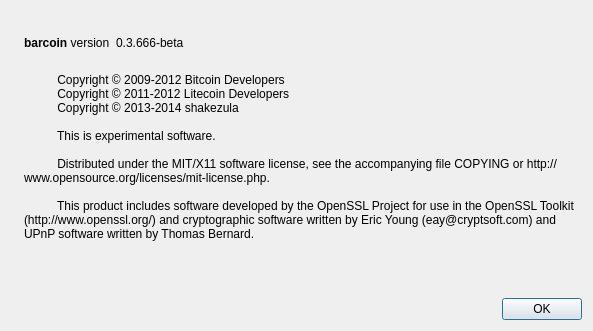
Qt form src/qt/forms/aboutdialog.ui (moophlo/MufloCoin) before a commit.
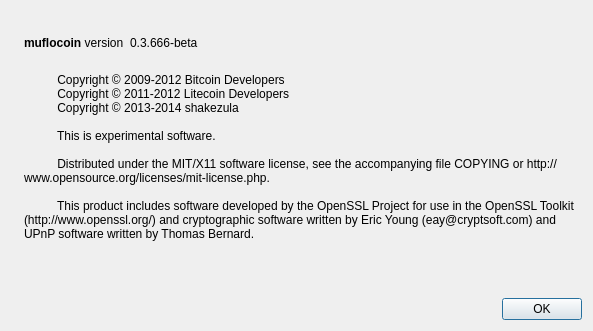
The same form after that commit. Icons and pictures are not drawn.

```diff
--- a/src/qt/forms/aboutdialog.ui
+++ b/src/qt/forms/aboutdialog.ui
@@ -50,7 +50,7 @@
           <cursorShape>IBeamCursor</cursorShape>
          </property>
          <property name="text">
-          <string>&lt;b&gt;barcoin&lt;/b&gt; version</string>
+          <string>&lt;b&gt;muflocoin&lt;/b&gt; version</string>
          </property>
          <property name="textInteractionFlags">
           <set>Qt::LinksAccessibleByMouse|Qt::TextSelectableByKeyboard|Qt::TextSelectableByMouse</set>
```
Left out of the diff: 2 changed lines with no effect on the pictures.
